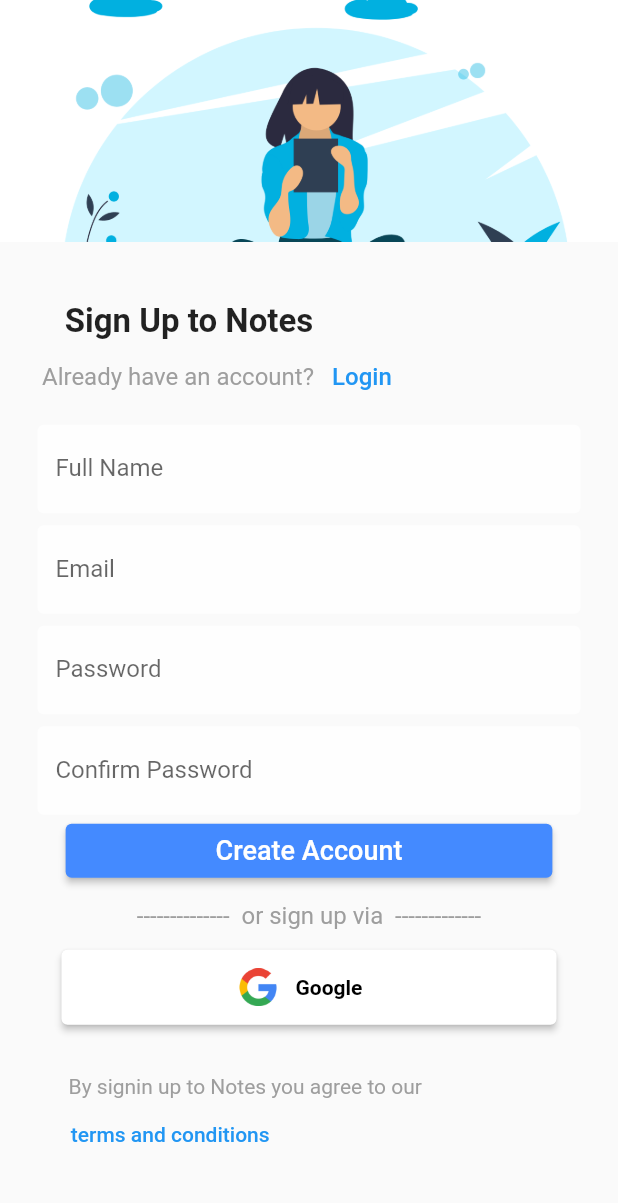
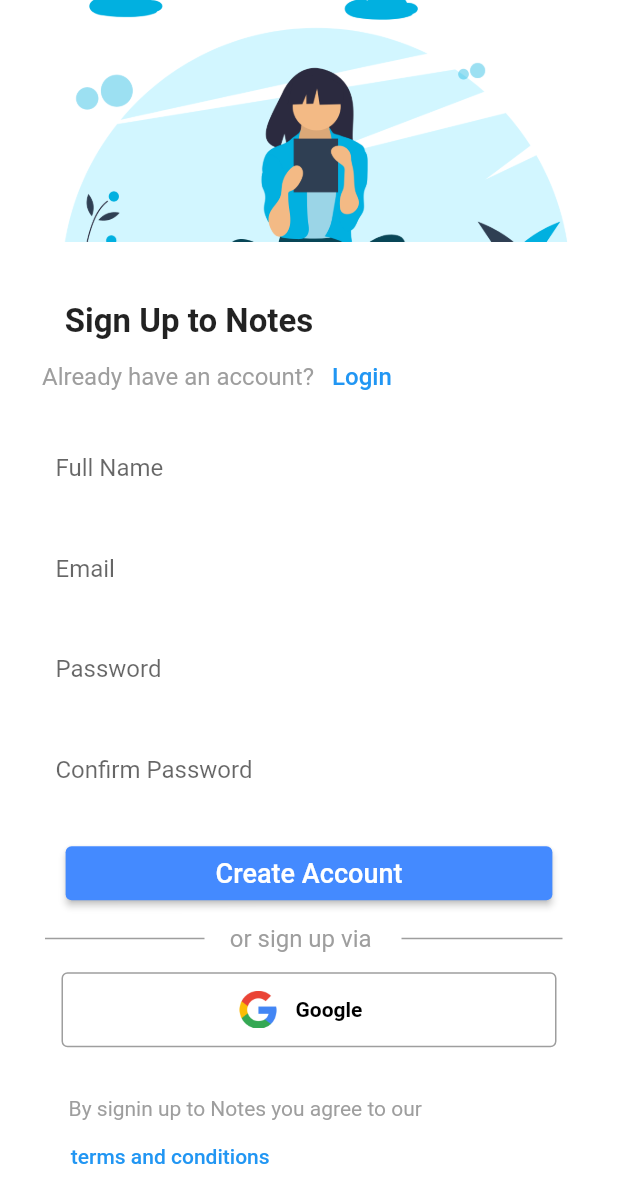
Before and after one commit to rutvik-jain/notes, a Flutter app: the screen it shows after launch, after a tap on "No Account?", on a phone screen of 412 x 824 dp. Shown: the top 1203 px of the screen. Run offline on Flutter 3.47's test engine with Material 2 defaults, Android fonts, the phone set to English and light mode, and no system bars; our stand-ins replace cloud_firestore, firebase_auth, firebase_core, google_sign_in, shared_preferences; accounts and stored records are empty.

Commit message:
Implemented login.dart and signup.dart 's UI with suggested changes

```diff
--- a/lib/login.dart
+++ b/lib/login.dart
@@ -158,9 +158,17 @@
                         color: Colors.white,fontSize: 18),
                     )),
 
-                const Padding(
-                  padding: EdgeInsets.only(top: 15,bottom: 15),
-                  child: Text('--------------  or sign up via  -------------',style: TextStyle(fontSize: 16,color: Colors.grey),),
+                Padding(
+                  padding: const EdgeInsets.only(top: 10,bottom: 5,),
+                  child: Row(
+                    children: const [
+                      Flexible(child: Divider(thickness: 1,
+                        color: Colors.grey,indent: 30,endIndent: 1,)),
+                      Flexible(child: Text('    or sign up via',style: TextStyle(fontSize: 16,color: Colors.grey),)),
+                      Flexible(child: Divider(thickness: 1,
+                        color: Colors.grey,indent: 20,endIndent: 10,)),
+                    ],
+                  ),
                 ),
 
                 Padding(
@@ -169,7 +177,7 @@
                     width: 330,
                     height: 50,
                     child: ElevatedButton(
-                      style: ButtonStyle(backgroundColor: MaterialStateProperty.all(Colors.white)),
+                      style: ElevatedButton.styleFrom(elevation: 0,primary: Colors.white,side: BorderSide(color: Colors.grey)),
                       onPressed: () async {
                         signInWithGoogle().then((onValue){
                           logindata.setBool('login', false);
--- a/lib/signup.dart
+++ b/lib/signup.dart
@@ -34,6 +34,7 @@
   Widget build(BuildContext context) {
     return SafeArea(
       child: Scaffold(
+        backgroundColor: Colors.white,
         // appBar: AppBar(
         //   backgroundColor: Colors.black,
         //   title: Text('Signup',
@@ -131,7 +132,7 @@
                   ),
                 ),
                 Padding(
-                  padding: const EdgeInsets.only(left: 25,right: 25,top: 8),
+                  padding: const EdgeInsets.only(left: 25,right: 25,top: 8,bottom: 15),
                   child: TextFormField(
                     textAlign: TextAlign.start,
                     decoration: const InputDecoration(
@@ -185,8 +186,16 @@
                     )),
 
                  Padding(
-                   padding: const EdgeInsets.only(top: 10,bottom: 5),
-                   child: Text('--------------  or sign up via  -------------',style: TextStyle(fontSize: 16,color: Colors.grey),),
+                   padding: const EdgeInsets.only(top: 10,bottom: 5,),
+                   child: Row(
+                     children: const [
+                       Flexible(child: Divider(thickness: 1,
+                         color: Colors.grey,indent: 30,endIndent: 1,)),
+                       Flexible(child: Text('    or sign up via',style: TextStyle(fontSize: 16,color: Colors.grey),)),
+                       Flexible(child: Divider(thickness: 1,
+                         color: Colors.grey,indent: 20,endIndent: 10,)),
+                     ],
+                   ),
                  ),
 
                 Padding(
@@ -195,7 +204,7 @@
                     width: 330,
                     height: 50,
                     child: ElevatedButton(
-                      style: ButtonStyle(backgroundColor: MaterialStateProperty.all(Colors.white)),
+                      style: ElevatedButton.styleFrom(elevation: 0,primary: Colors.white,side: BorderSide(color: Colors.grey)),
                       onPressed: () async {
                         signInWithGoogle().then((onValue){
                           signupdata.setBool('login', false);
```
